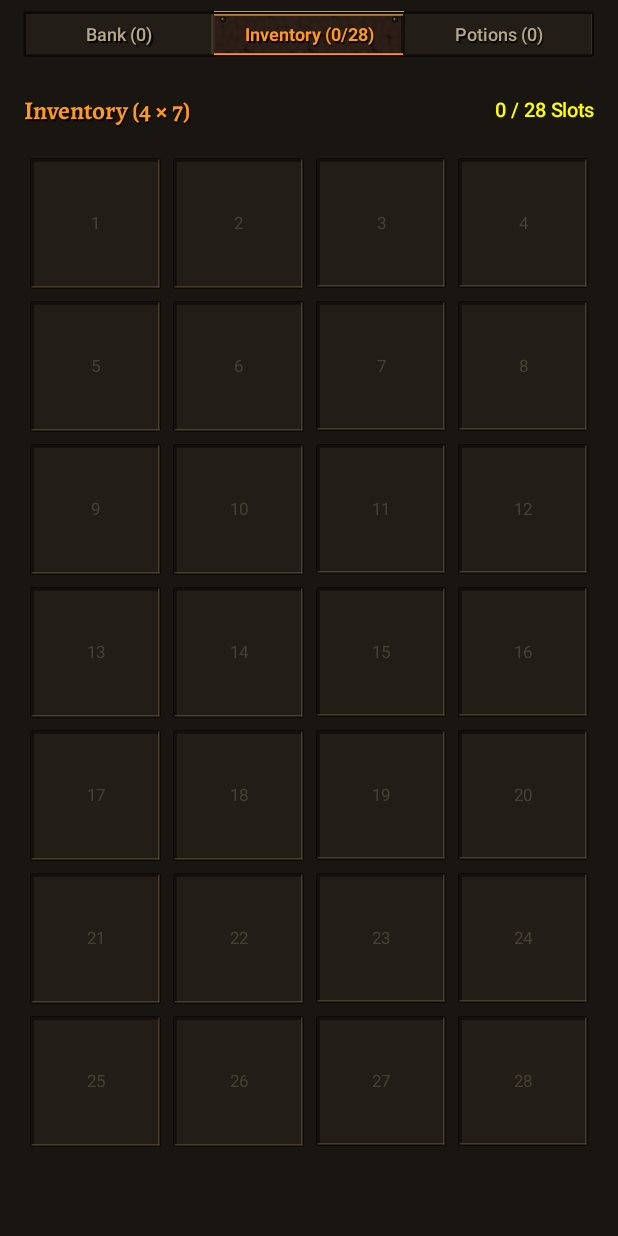
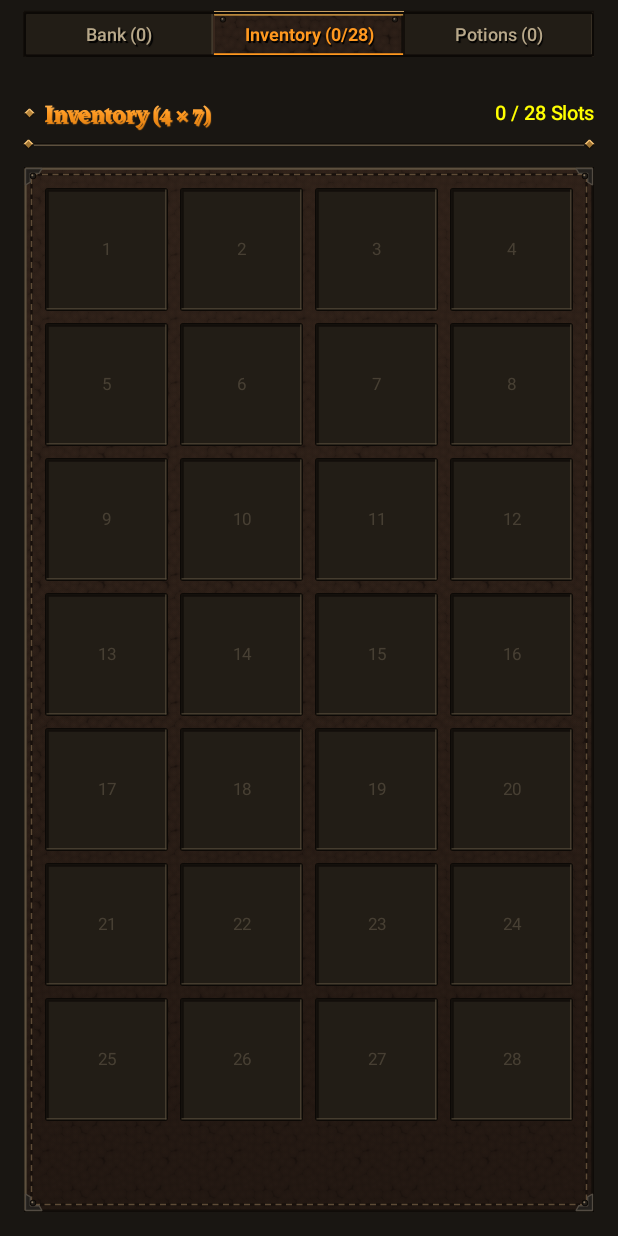
Before and after one commit to Pizzarar/Pssst---OSRS-Companion-App--Android, an Android app built with Jetpack Compose: the composable StorageScreen shown on its own in the app's theme, after a tap on an icon or button, on a phone screen of 412 x 824 dp. Run offline under Robolectric (Android 15) with nearby library versions, the light colour scheme and no system bars; 5 statements that could not run were skipped.

Commit message:
Apply art packet to Storage, Bank, Inventory, and Potion Storage screens

```diff
--- a/app/src/main/java/com/pssst/ui/main/BankScreen.kt
+++ b/app/src/main/java/com/pssst/ui/main/BankScreen.kt
@@ -41,6 +41,10 @@ import com.pssst.theme.OsrsTextMuted
 import com.pssst.theme.OsrsTextPrimary
 import com.pssst.theme.OsrsWhite
 import com.pssst.theme.OsrsYellow
+import com.pssst.theme.art.EmptyStateKind
+import com.pssst.theme.art.GoldLeafText
+import com.pssst.theme.art.OsrsEmptyState
+import com.pssst.theme.art.chamferedPlaqueFrame
 import com.pssst.theme.osrsSlot
 
 @Composable
@@ -84,9 +88,12 @@ fun BankScreen(
 
         Spacer(modifier = Modifier.height(8.dp))
 
-        // Bank Summary
+        // Bank Summary Plaque
         Row(
-            modifier = Modifier.fillMaxWidth(),
+            modifier = Modifier
+                .fillMaxWidth()
+                .chamferedPlaqueFrame()
+                .padding(horizontal = 14.dp, vertical = 7.dp),
             horizontalArrangement = Arrangement.SpaceBetween,
             verticalAlignment = Alignment.CenterVertically
         ) {
@@ -95,11 +102,10 @@ fun BankScreen(
                 style = MaterialTheme.typography.bodyMedium,
                 color = OsrsTextMuted
             )
-            Text(
+            GoldLeafText(
                 text = "Value: ${state.formattedBankValue}",
                 style = MaterialTheme.typography.bodyMedium,
-                fontWeight = FontWeight.Bold,
-                color = OsrsGold
+                fontWeight = FontWeight.Bold
             )
         }
 
@@ -112,11 +118,9 @@ fun BankScreen(
                     .padding(24.dp),
                 contentAlignment = Alignment.Center
             ) {
-                Text(
-                    text = "No bank data synced yet.\nIt appears after you open your bank with Pssst Companion running.",
-                    textAlign = TextAlign.Center,
-                    style = MaterialTheme.typography.bodyLarge,
-                    color = OsrsTextMuted
+                OsrsEmptyState(
+                    kind = EmptyStateKind.CLOSED_CHEST,
+                    message = "No bank data synced yet.\nIt appears after you open your bank with Pssst Companion running."
                 )
             }
         } else if (state.filteredBankItems.isEmpty()) {
--- a/app/src/main/java/com/pssst/ui/main/InventoryScreen.kt
+++ b/app/src/main/java/com/pssst/ui/main/InventoryScreen.kt
@@ -39,6 +39,8 @@ import com.pssst.theme.OsrsTextMuted
 import com.pssst.theme.OsrsTextPrimary
 import com.pssst.theme.OsrsWhite
 import com.pssst.theme.OsrsYellow
+import com.pssst.theme.art.SectionHeaderPlaque
+import com.pssst.theme.art.leatherBoundPanel
 import com.pssst.theme.osrsSlot
 
 @Composable
@@ -53,18 +55,10 @@ fun InventoryScreen(
             .fillMaxSize()
             .padding(16.dp)
     ) {
-        // Inventory Header
-        Row(
-            modifier = Modifier.fillMaxWidth(),
-            horizontalArrangement = Arrangement.SpaceBetween,
-            verticalAlignment = Alignment.CenterVertically
-        ) {
-            Text(
-                text = "Inventory (4 × 7)",
-                style = MaterialTheme.typography.titleMedium,
-                fontWeight = FontWeight.Bold,
-                color = OsrsGold
-            )
+        // Inventory Header Plaque
+        SectionHeaderPlaque(
+            title = "Inventory (4 × 7)",
+            trailing = {
                 Text(
                     text = "$occupiedCount / 28 Slots",
                     style = MaterialTheme.typography.bodyMedium,
@@ -72,10 +66,17 @@ fun InventoryScreen(
                     fontWeight = FontWeight.SemiBold
                 )
             }
+        )
 
-        Spacer(modifier = Modifier.height(16.dp))
+        Spacer(modifier = Modifier.height(12.dp))
 
-        // 4x7 Inventory Grid
+        // 4x7 Inventory Grid inside a stitched leather pack tray
+        Box(
+            modifier = Modifier
+                .fillMaxSize()
+                .leatherBoundPanel()
+                .padding(10.dp)
+        ) {
             LazyVerticalGrid(
                 columns = GridCells.Fixed(4),
                 contentPadding = PaddingValues(4.dp),
@@ -89,6 +90,8 @@ fun InventoryScreen(
             }
         }
     }
+}
+
 
 @Composable
 fun InventorySlotCard(slot: InventorySlotUiModel, modifier: Modifier = Modifier) {
```
Also changed, not shown: app/src/main/java/com/pssst/ui/main/PotionStorageScreen.kt (+25 -11 lines), app/src/main/java/com/pssst/ui/main/StorageScreen.kt (+6 -4 lines). Lines whose indentation alone changed are shown as unchanged.
